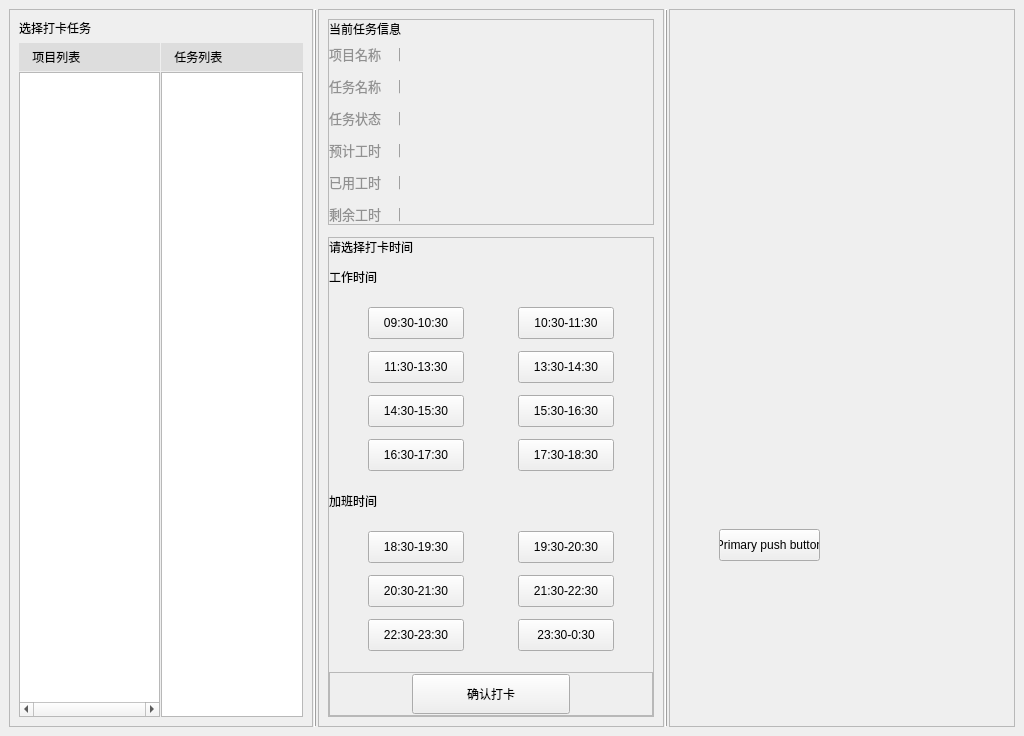
Above: app/View/UI/timelog.ui from fyplclfkr/JBL before the change. Below: the same form after it.
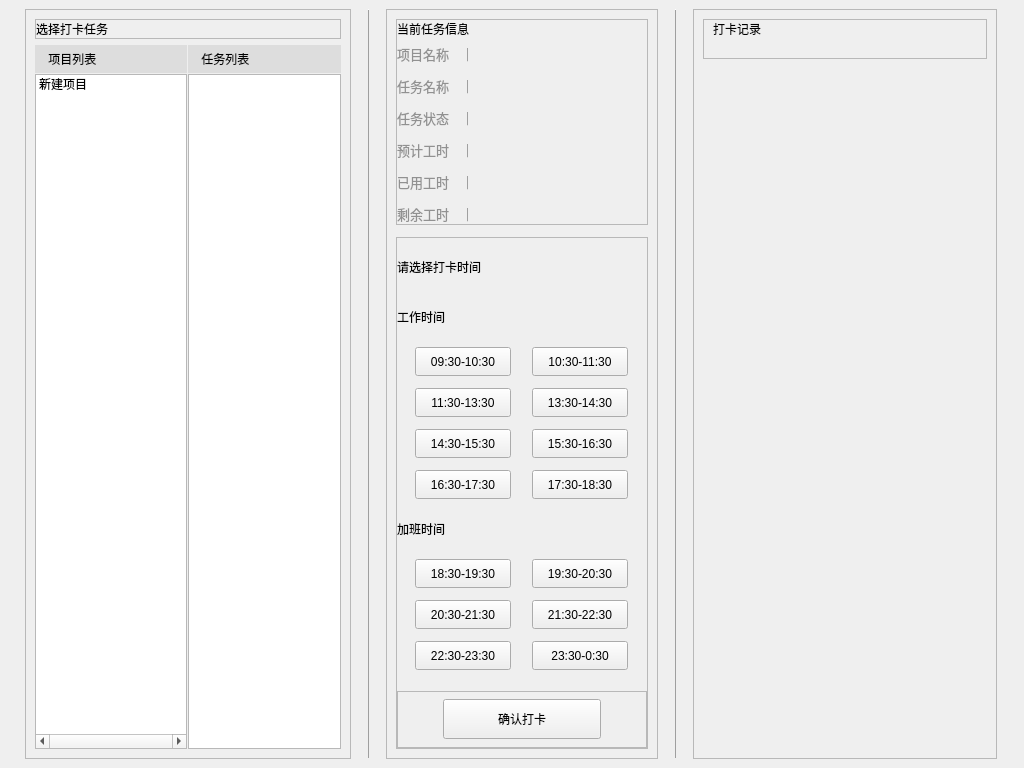
That is the form after the change. Icons and pictures are not drawn. Custom widgets are drawn as their Qt base class.

```diff
--- a/app/View/UI/timelog.ui
+++ b/app/View/UI/timelog.ui
@@ -7,12 +7,12 @@
     <x>0</x>
     <y>0</y>
     <width>1024</width>
-    <height>736</height>
+    <height>768</height>
    </rect>
   </property>
   <property name="minimumSize">
    <size>
-    <width>1024</width>
+    <width>860</width>
     <height>0</height>
    </size>
   </property>
@@ -40,15 +40,15 @@
    </property>
    <item>
     <widget class="QFrame" name="frame">
-     <property name="sizePolicy">
-      <sizepolicy hsizetype="Preferred" vsizetype="Preferred">
-       <horstretch>0</horstretch>
-       <verstretch>0</verstretch>
-      </sizepolicy>
+     <property name="minimumSize">
+      <size>
+       <width>0</width>
+       <height>0</height>
+      </size>
      </property>
      <property name="maximumSize">
       <size>
-       <width>304</width>
+       <width>326</width>
        <height>16777215</height>
       </size>
      </property>
@@ -78,16 +78,49 @@
        <number>9</number>
       </property>
       <item>
-       <widget class="SubtitleLabel" name="SubtitleLabel">
+       <widget class="QFrame" name="frame_8">
         <property name="sizePolicy">
          <sizepolicy hsizetype="Preferred" vsizetype="Maximum">
           <horstretch>0</horstretch>
           <verstretch>0</verstretch>
          </sizepolicy>
         </property>
-        <property name="text">
-         <string>选择打卡任务</string>
+        <property name="frameShape">
+         <enum>QFrame::StyledPanel</enum>
         </property>
+        <property name="frameShadow">
+         <enum>QFrame::Raised</enum>
+        </property>
+        <layout class="QVBoxLayout" name="verticalLayout_10">
+         <property name="spacing">
+          <number>0</number>
+         </property>
+         <property name="leftMargin">
+          <number>0</number>
+         </property>
+         <property name="topMargin">
+          <number>0</number>
+         </property>
+         <property name="rightMargin">
+          <number>0</number>
+         </property>
+         <property name="bottomMargin">
+          <number>0</number>
+         </property>
+         <item>
+          <widget class="SubtitleLabel" name="SubtitleLabel">
+           <property name="sizePolicy">
+            <sizepolicy hsizetype="Preferred" vsizetype="Maximum">
+             <horstretch>0</horstretch>
+             <verstretch>0</verstretch>
+            </sizepolicy>
+           </property>
+           <property name="text">
+            <string>选择打卡任务</string>
+           </property>
+          </widget>
+         </item>
+        </layout>
        </widget>
       </item>
       <item>
@@ -100,12 +133,6 @@
         </property>
         <item row="1" column="1">
          <widget class="ListWidget" name="task_ListWidget">
-          <property name="sizePolicy">
-           <sizepolicy hsizetype="Preferred" vsizetype="Preferred">
-            <horstretch>0</horstretch>
-            <verstretch>0</verstretch>
-           </sizepolicy>
-          </property>
           <property name="styleSheet">
            <string notr="true">ListView,
 ListWidget {
@@ -205,12 +232,6 @@
         </item>
         <item row="1" column="0">
          <widget class="ListWidget" name="project_ListWidget">
-          <property name="sizePolicy">
-           <sizepolicy hsizetype="Preferred" vsizetype="Preferred">
-            <horstretch>0</horstretch>
-            <verstretch>0</verstretch>
-           </sizepolicy>
-          </property>
           <property name="styleSheet">
            <string notr="true">ListView,
 ListWidget {
@@ -326,6 +347,11 @@
           <property name="sortingEnabled">
            <bool>false</bool>
           </property>
+          <item>
+           <property name="text">
+            <string>新建项目</string>
+           </property>
+          </item>
          </widget>
         </item>
         <item row="0" column="0">
@@ -385,6 +411,12 @@
    </item>
    <item>
     <widget class="Line" name="line">
+     <property name="maximumSize">
+      <size>
+       <width>1</width>
+       <height>16777215</height>
+      </size>
+     </property>
      <property name="frameShadow">
       <enum>QFrame::Raised</enum>
      </property>
@@ -395,6 +427,18 @@
    </item>
    <item>
     <widget class="QFrame" name="frame_2">
+     <property name="minimumSize">
+      <size>
+       <width>272</width>
+       <height>0</height>
+      </size>
+     </property>
+     <property name="maximumSize">
+      <size>
+       <width>272</width>
+       <height>16777215</height>
+      </size>
+     </property>
      <property name="styleSheet">
       <string notr="true"/>
      </property>
@@ -490,7 +534,7 @@
                 <string notr="true">color:rgba(51, 51, 51, 0.5)</string>
                </property>
                <property name="text">
-                <string>   </string>
+                <string> </string>
                </property>
               </widget>
              </item>
@@ -539,7 +583,7 @@
                 <string notr="true">color:rgba(51, 51, 51, 0.5)</string>
                </property>
                <property name="text">
-                <string>  </string>
+                <string> </string>
                </property>
               </widget>
              </item>
@@ -588,7 +632,7 @@
                 <string notr="true">color:rgba(51, 51, 51, 0.5)</string>
                </property>
                <property name="text">
-                <string>  </string>
+                <string> </string>
                </property>
               </widget>
              </item>
@@ -637,7 +681,7 @@
                 <string notr="true">color:rgba(51, 51, 51, 0.5)</string>
                </property>
                <property name="text">
-                <string>  </string>
+                <string> </string>
                </property>
               </widget>
              </item>
@@ -686,7 +730,7 @@
                 <string notr="true">color:rgba(51, 51, 51, 0.5)</string>
                </property>
                <property name="text">
-                <string>  </string>
+                <string> </string>
                </property>
               </widget>
              </item>
@@ -735,7 +779,7 @@
                 <string notr="true">color:rgba(51, 51, 51, 0.5)</string>
                </property>
                <property name="text">
-                <string>   </string>
+                <string> </string>
                </property>
               </widget>
              </item>
@@ -773,7 +817,7 @@
          <item>
           <widget class="SubtitleLabel" name="SubtitleLabel_3">
            <property name="sizePolicy">
-            <sizepolicy hsizetype="Preferred" vsizetype="Maximum">
+            <sizepolicy hsizetype="Preferred" vsizetype="Preferred">
              <horstretch>0</horstretch>
              <verstretch>0</verstretch>
             </sizepolicy>
@@ -812,16 +856,13 @@
              <property name="bottomMargin">
               <number>9</number>
              </property>
-             <property name="horizontalSpacing">
-              <number>24</number>
-             </property>
-             <property name="verticalSpacing">
+             <property name="spacing">
               <number>12</number>
              </property>
              <item row="0" column="0">
               <widget class="PillPushButton" name="PillPushButton">
                <property name="sizePolicy">
-                <sizepolicy hsizetype="Fixed" vsizetype="Fixed">
+                <sizepolicy hsizetype="Maximum" vsizetype="Fixed">
                  <horstretch>0</horstretch>
                  <verstretch>0</verstretch>
                 </sizepolicy>
@@ -829,7 +870,7 @@
                <property name="minimumSize">
                 <size>
                  <width>96</width>
-                 <height>32</height>
+                 <height>29</height>
                 </size>
                </property>
                <property name="text">
@@ -846,7 +887,7 @@
                 <bool>true</bool>
                </property>
                <property name="sizePolicy">
-                <sizepolicy hsizetype="Fixed" vsizetype="Fixed">
+                <sizepolicy hsizetype="Maximum" vsizetype="Fixed">
                  <horstretch>0</horstretch>
                  <verstretch>0</verstretch>
                 </sizepolicy>
@@ -854,7 +895,7 @@
                <property name="minimumSize">
                 <size>
                  <width>96</width>
-                 <height>32</height>
+                 <height>29</height>
                 </size>
                </property>
                <property name="text">
@@ -870,7 +911,7 @@
                <property name="minimumSize">
                 <size>
                  <width>96</width>
-                 <height>32</height>
+                 <height>29</height>
                 </size>
                </property>
                <property name="text">
@@ -886,7 +927,7 @@
                <property name="minimumSize">
                 <size>
                  <width>96</width>
-                 <height>32</height>
+                 <height>29</height>
                 </size>
                </property>
                <property name="text">
@@ -901,8 +942,8 @@
               <widget class="PillPushButton" name="PillPushButton_5">
                <property name="minimumSize">
                 <size>
-                 <width>0</width>
-                 <height>32</height>
+                 <width>96</width>
+                 <height>29</height>
                 </size>
                </property>
                <property name="text">
@@ -917,8 +958,8 @@
               <widget class="PillPushButton" name="PillPushButton_6">
                <property name="minimumSize">
                 <size>
-                 <width>0</width>
-                 <height>32</height>
+                 <width>96</width>
+                 <height>29</height>
                 </size>
                </property>
                <property name="text">
@@ -933,8 +974,8 @@
               <widget class="PillPushButton" name="PillPushButton_7">
                <property name="minimumSize">
                 <size>
-                 <width>0</width>
-                 <height>32</height>
+                 <width>96</width>
+                 <height>29</height>
                 </size>
                </property>
                <property name="text">
@@ -949,8 +990,8 @@
               <widget class="PillPushButton" name="PillPushButton_8">
                <property name="minimumSize">
                 <size>
-                 <width>0</width>
-                 <height>32</height>
+                 <width>96</width>
+                 <height>29</height>
                 </size>
                </property>
                <property name="text">
@@ -994,16 +1035,13 @@
              <property name="bottomMargin">
               <number>9</number>
              </property>
-             <property name="horizontalSpacing">
-              <number>24</number>
-             </property>
-             <property name="verticalSpacing">
+             <property name="spacing">
               <number>12</number>
              </property>
              <item row="0" column="0">
               <widget class="PillPushButton" name="PillPushButton_9">
                <property name="sizePolicy">
-                <sizepolicy hsizetype="Fixed" vsizetype="Fixed">
+                <sizepolicy hsizetype="Maximum" vsizetype="Maximum">
                  <horstretch>0</horstretch>
                  <verstretch>0</verstretch>
                 </sizepolicy>
@@ -1011,7 +1049,7 @@
                <property name="minimumSize">
                 <size>
                  <width>96</width>
-                 <height>32</height>
+                 <height>29</height>
                 </size>
                </property>
                <property name="text">
@@ -1025,7 +1063,7 @@
              <item row="0" column="1">
               <widget class="PillPushButton" name="PillPushButton_10">
                <property name="sizePolicy">
-                <sizepolicy hsizetype="Fixed" vsizetype="Fixed">
+                <sizepolicy hsizetype="Maximum" vsizetype="Maximum">
                  <horstretch>0</horstretch>
                  <verstretch>0</verstretch>
                 </sizepolicy>
@@ -1033,7 +1071,7 @@
                <property name="minimumSize">
                 <size>
                  <width>96</width>
-                 <height>32</height>
+                 <height>29</height>
                 </size>
                </property>
                <property name="text">
@@ -1046,10 +1084,16 @@
              </item>
              <item row="1" column="0">
               <widget class="PillPushButton" name="PillPushButton_11">
+               <property name="sizePolicy">
+                <sizepolicy hsizetype="Maximum" vsizetype="Maximum">
+                 <horstretch>0</horstretch>
+                 <verstretch>0</verstretch>
+                </sizepolicy>
+               </property>
                <property name="minimumSize">
                 <size>
-                 <width>0</width>
-                 <height>32</height>
+                 <width>96</width>
+                 <height>29</height>
                 </size>
                </property>
                <property name="text">
@@ -1062,10 +1106,16 @@
              </item>
              <item row="1" column="1">
               <widget class="PillPushButton" name="PillPushButton_12">
+               <property name="sizePolicy">
+                <sizepolicy hsizetype="Maximum" vsizetype="Maximum">
+                 <horstretch>0</horstretch>
+                 <verstretch>0</verstretch>
+                </sizepolicy>
+               </property>
                <property name="minimumSize">
                 <size>
-                 <width>0</width>
-                 <height>32</height>
+                 <width>96</width>
+                 <height>29</height>
                 </size>
                </property>
                <property name="text">
@@ -1078,10 +1128,16 @@
              </item>
              <item row="2" column="0">
               <widget class="PillPushButton" name="PillPushButton_13">
+               <property name="sizePolicy">
+                <sizepolicy hsizetype="Maximum" vsizetype="Maximum">
+                 <horstretch>0</horstretch>
+                 <verstretch>0</verstretch>
+                </sizepolicy>
+               </property>
                <property name="minimumSize">
                 <size>
-                 <width>0</width>
-                 <height>32</height>
+                 <width>96</width>
+                 <height>29</height>
                 </size>
                </property>
                <property name="text">
@@ -1094,10 +1150,16 @@
              </item>
              <item row="2" column="1">
               <widget class="PillPushButton" name="PillPushButton_14">
+               <property name="sizePolicy">
+                <sizepolicy hsizetype="Maximum" vsizetype="Maximum">
+                 <horstretch>0</horstretch>
+                 <verstretch>0</verstretch>
+                </sizepolicy>
+               </property>
                <property name="minimumSize">
                 <size>
-                 <width>0</width>
-                 <height>32</height>
+                 <width>96</width>
+                 <height>29</height>
                 </size>
                </property>
                <property name="text">
@@ -1133,19 +1195,6 @@
             <property name="bottomMargin">
              <number>0</number>
             </property>
-            <item>
-             <spacer name="horizontalSpacer_2">
-              <property name="orientation">
-               <enum>Qt::Horizontal</enum>
-              </property>
-              <property name="sizeHint" stdset="0">
-               <size>
-                <width>40</width>
-                <height>20</height>
-               </size>
-              </property>
-             </spacer>
-            </item>
             <item>
              <widget class="PrimaryPushButton" name="PrimaryPushButton">
               <property name="sizePolicy">
@@ -1174,19 +1223,6 @@
               </property>
              </widget>
             </item>
-            <item>
-             <spacer name="horizontalSpacer">
-              <property name="orientation">
-               <enum>Qt::Horizontal</enum>
-              </property>
-              <property name="sizeHint" stdset="0">
-               <size>
-                <width>40</width>
-                <height>20</height>
-               </size>
-              </property>
-             </spacer>
-            </item>
            </layout>
           </widget>
          </item>
@@ -1198,6 +1234,12 @@
    </item>
    <item>
     <widget class="Line" name="line_2">
+     <property name="maximumSize">
+      <size>
+       <width>1</width>
+       <height>16777215</height>
+      </size>
+     </property>
      <property name="frameShadow">
       <enum>QFrame::Raised</enum>
      </property>
@@ -1208,6 +1250,18 @@
    </item>
    <item>
     <widget class="QFrame" name="frame_3">
+     <property name="minimumSize">
+      <size>
+       <width>304</width>
+       <height>0</height>
+      </size>
+     </property>
+     <property name="maximumSize">
+      <size>
+       <width>304</width>
+       <height>16777215</height>
+      </size>
+     </property>
      <property name="styleSheet">
       <string notr="true"/>
      </property>
@@ -1217,29 +1271,68 @@
      <property name="frameShadow">
       <enum>QFrame::Raised</enum>
      </property>
-     <widget class="SegmentedWidget" name="SegmentedWidget">
-      <property name="geometry">
-       <rect>
-        <x>20</x>
-        <y>340</y>
-        <width>190</width>
-        <height>33</height>
-       </rect>
+     <layout class="QVBoxLayout" name="verticalLayout_9" stretch="0,1">
+      <property name="topMargin">
+       <number>9</number>
       </property>
-     </widget>
-     <widget class="PrimaryPushButton" name="PrimaryPushButton_2">
-      <property name="geometry">
-       <rect>
-        <x>50</x>
-        <y>520</y>
-        <width>101</width>
-        <height>32</height>
-       </rect>
+      <property name="rightMargin">
+       <number>9</number>
       </property>
-      <property name="text">
-       <string>Primary push button</string>
-      </property>
-     </widget>
+      <item>
+       <widget class="QFrame" name="frame_7">
+        <property name="frameShape">
+         <enum>QFrame::StyledPanel</enum>
+        </property>
+        <property name="frameShadow">
+         <enum>QFrame::Raised</enum>
+        </property>
+        <layout class="QVBoxLayout" name="verticalLayout_2">
+         <property name="topMargin">
+          <number>0</number>
+         </property>
+         <property name="bottomMargin">
+          <number>0</number>
+         </property>
+         <item>
+          <widget class="SubtitleLabel" name="SubtitleLabel_4">
+           <property name="text">
+            <string>打卡记录</string>
+           </property>
+          </widget>
+         </item>
+         <item>
+          <widget class="QLabel" name="label">
+           <property name="sizePolicy">
+            <sizepolicy hsizetype="Maximum" vsizetype="Preferred">
+             <horstretch>0</horstretch>
+             <verstretch>0</verstretch>
+            </sizepolicy>
+           </property>
+           <property name="text">
+            <string/>
+           </property>
+           <property name="pixmap">
+            <pixmap resource="../../resource/resource.qrc">:/img/images/working.png</pixmap>
+           </property>
+           <property name="scaledContents">
+            <bool>false</bool>
+           </property>
+          </widget>
+         </item>
+        </layout>
+       </widget>
+      </item>
+      <item>
+       <widget class="SegmentedWidget" name="SegmentedWidget">
+        <property name="sizePolicy">
+         <sizepolicy hsizetype="Preferred" vsizetype="Preferred">
+          <horstretch>0</horstretch>
+          <verstretch>0</verstretch>
+         </sizepolicy>
+        </property>
+       </widget>
+      </item>
+     </layout>
     </widget>
    </item>
   </layout>
```
Left out of the diff: 6 changed lines with no effect on the pictures.
